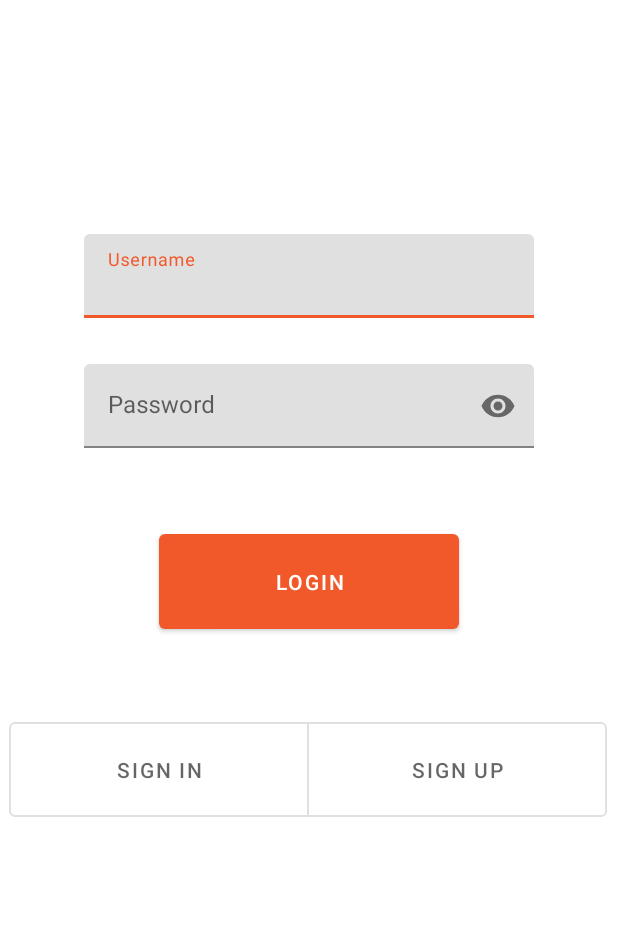
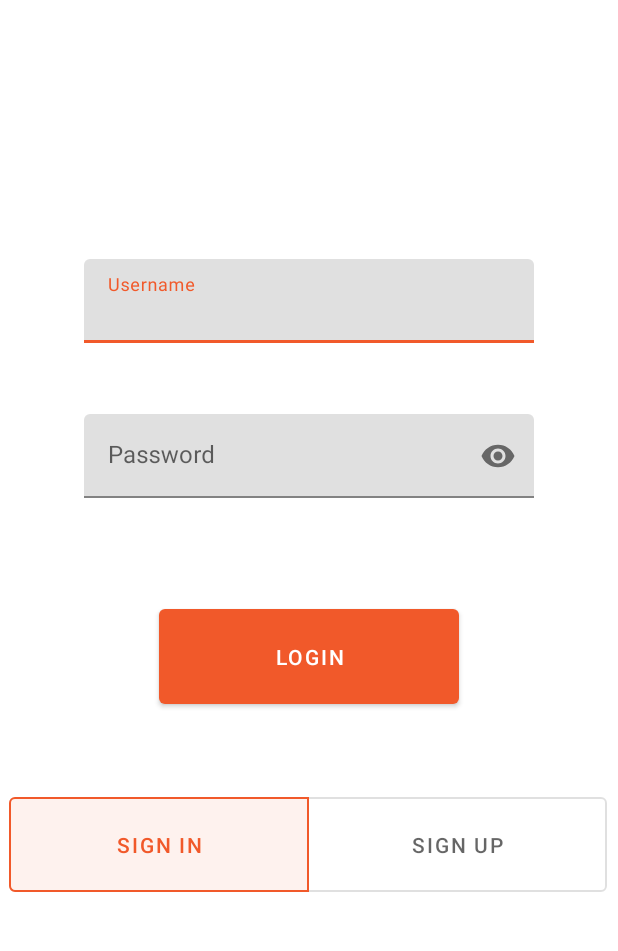
Before and after one commit to AIR-FOI-HR/AIR2010, an Android app: the screen it shows after launch (LoginActivity), on a phone screen of 412 x 824 dp, the part 84-1035 px from its top. Run offline under Robolectric (Android 15) with nearby library versions, the phone set to English and light mode, and no system bars; our stand-ins replace Firebase (no records; nobody signed in at launch, a user with empty details on screens opened directly), navigation-ui.

Commit message:
Small fix to the login screen to normalize behaviour between switching fragments
[FIX] Set Sign In button to be initially selected, toggle group set to single select and selection required so it behaves as it should now, normalized the height on login and register fragments so input fields dont jump around when switching views

```diff
--- a/CircuitMessing/app/src/main/java/com/example/circuitmessing/LoginActivity.kt
+++ b/CircuitMessing/app/src/main/java/com/example/circuitmessing/LoginActivity.kt
@@ -47,7 +47,8 @@ class LoginActivity : AppCompatActivity() {
 
         val signUpButton = loginBindingView.signUpButton
         val signInButton = loginBindingView.signInButton
-
+        val toggleGroup = loginBindingView.loginToggleButton
+        toggleGroup.check(signInButton.id)
 
         signUpButton.setOnClickListener(){
             showRegisterFragment()
--- a/CircuitMessing/app/src/main/res/layout/activity_login.xml
+++ b/CircuitMessing/app/src/main/res/layout/activity_login.xml
@@ -40,8 +40,10 @@
         android:layout_width="400dp"
         android:layout_height="75dp"
         android:layout_marginTop="50dp"
-        android:layout_marginBottom="15dp"
-        android:layout_gravity="center">
+        android:layout_marginBottom="25dp"
+        android:layout_gravity="center"
+        app:singleSelection="true"
+        app:selectionRequired="true">
 
         <Button
             android:id="@+id/signInButton"
--- a/CircuitMessing/app/src/main/res/layout/fragment_login_fragment.xml
+++ b/CircuitMessing/app/src/main/res/layout/fragment_login_fragment.xml
@@ -6,7 +6,7 @@
     android:layout_height="match_parent"
     tools:context=".ui.auth.fragment_login">
 
-    <androidx.constraintlayout.widget.ConstraintLayout android:layout_width="match_parent" android:layout_height="300dp">
+    <androidx.constraintlayout.widget.ConstraintLayout android:layout_width="match_parent" android:layout_height="350dp">
 
         <com.google.android.material.textfield.TextInputLayout
             android:id="@+id/username_field"
--- a/CircuitMessing/app/src/main/res/layout/fragment_register_fragment.xml
+++ b/CircuitMessing/app/src/main/res/layout/fragment_register_fragment.xml
@@ -8,7 +8,7 @@
 
     <androidx.constraintlayout.widget.ConstraintLayout
         android:layout_width="match_parent"
-        android:layout_height="357dp">
+        android:layout_height="350dp">
 
         <com.google.android.material.textfield.TextInputLayout
             android:id="@+id/username_field"
```
